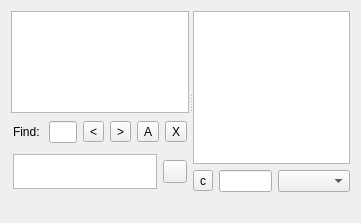
eiskaltdcpp/eiskaltdcpp, file eiskaltdcpp/ui/HubFrame.ui: the form before one commit.
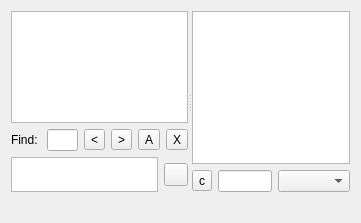
The form after the commit.

```diff
--- a/eiskaltdcpp/ui/HubFrame.ui
+++ b/eiskaltdcpp/ui/HubFrame.ui
@@ -67,7 +67,7 @@
            </property>
            <layout class="QHBoxLayout" name="horizontalLayout">
             <property name="margin">
-             <number>2</number>
+             <number>0</number>
             </property>
             <item>
              <widget class="QLabel" name="label">
@@ -155,17 +155,8 @@
           <enum>QFrame::Raised</enum>
          </property>
          <layout class="QGridLayout" name="gridLayout">
-          <property name="leftMargin">
-           <number>2</number>
-          </property>
-          <property name="topMargin">
-           <number>3</number>
-          </property>
-          <property name="rightMargin">
-           <number>2</number>
-          </property>
-          <property name="bottomMargin">
-           <number>3</number>
+          <property name="margin">
+           <number>0</number>
           </property>
           <item row="0" column="0">
            <widget class="QPlainTextEdit" name="plainTextEdit_INPUT">
```
